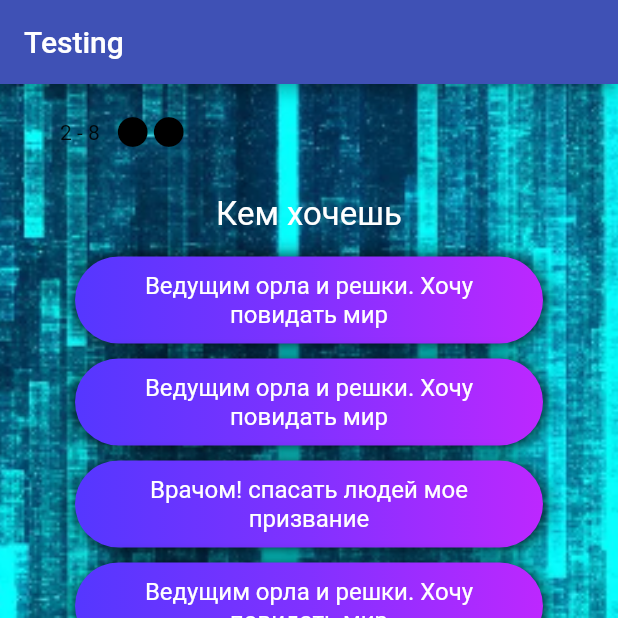
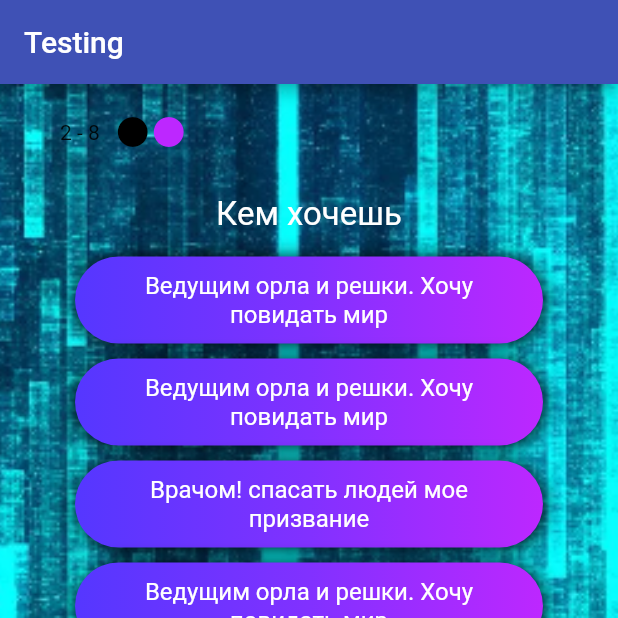
Before and after one commit to kapustamangusta/quizApp, a Flutter app: the screen it shows after launch, after a tap on "Ведущим орла и решки. Хочу повидать мир", after a tap on "Врачом! спасать людей мое призвание", on a phone screen of 412 x 824 dp, the top half of it. Run offline on Flutter 3.47's test engine with Material 2 defaults, Android fonts, the phone set to English and light mode, and no system bars; Roboto replaces fonts that are missing (Georgia).

Commit message:
Исправил отображение ProgressBar

```diff
--- a/lib/pages/home_page.dart
+++ b/lib/pages/home_page.dart
@@ -64,7 +64,7 @@ class _HomePageState extends State<HomePage> {
             ...data.questions[_questionIndex].answers
                 .map((value) => Answer(
                       title: value['answer'],
-                      isCorrect: value.containsKey('isCorrect'),
+                      isCorrect: value.containsKey('isCorect') ? true : false,
                       onChangeAnswer: _onChangeAnswer,
                     ))
                 .toList(),
```
